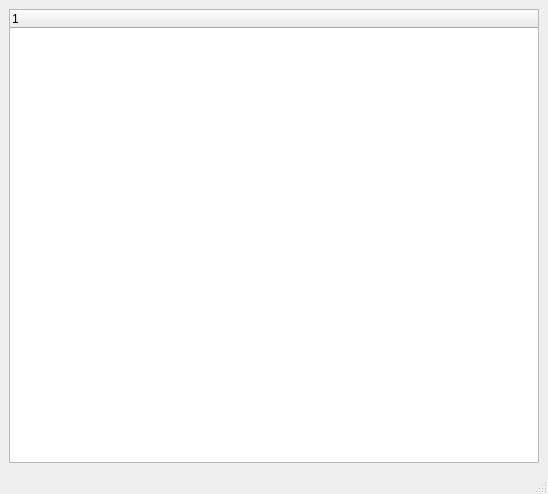
Qt form lv2UI/mainwindow.ui (manu88/lilvTest) before a commit.
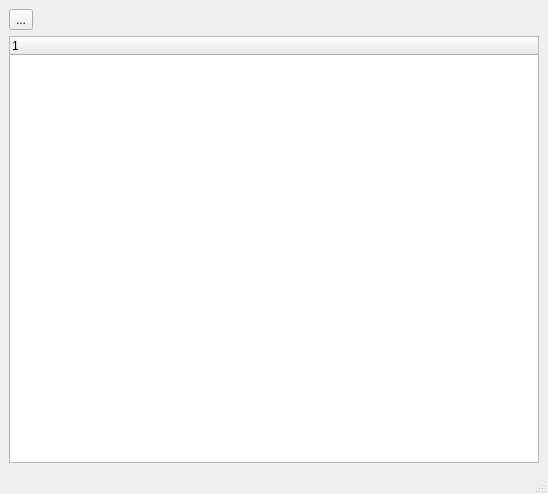
The same form after that commit. Icons and pictures are not drawn.

Patch:
```diff
--- a/lv2UI/mainwindow.ui
+++ b/lv2UI/mainwindow.ui
@@ -15,7 +15,7 @@
   </property>
   <widget class="QWidget" name="centralwidget">
    <layout class="QGridLayout" name="gridLayout">
-    <item row="0" column="0">
+    <item row="1" column="0">
      <widget class="QTreeWidget" name="treeWidget">
       <column>
        <property name="text">
@@ -24,6 +24,19 @@
       </column>
      </widget>
     </item>
+    <item row="0" column="0">
+     <widget class="QToolButton" name="refreshButton">
+      <property name="statusTip">
+       <string>update plugin list</string>
+      </property>
+      <property name="text">
+       <string>...</string>
+      </property>
+      <property name="icon">
+       <iconset theme="QIcon::ThemeIcon::ViewRefresh"/>
+      </property>
+     </widget>
+    </item>
    </layout>
   </widget>
   <widget class="QMenuBar" name="menubar">
```
Left out of the diff: 2 changed lines with no effect on the pictures.
